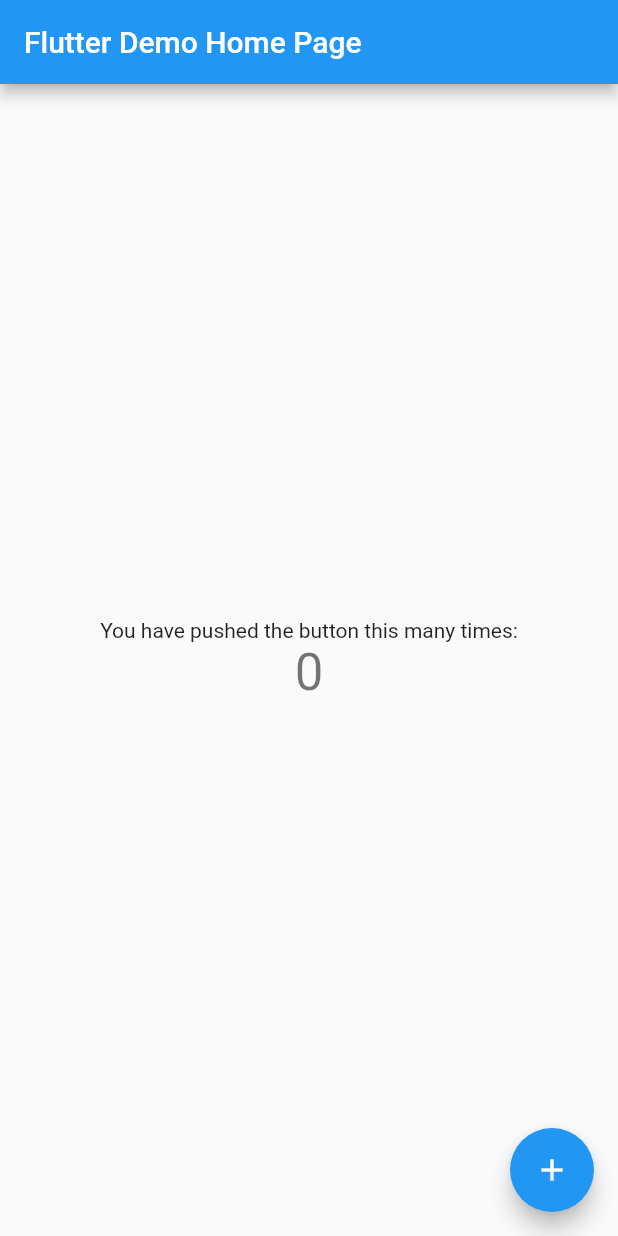
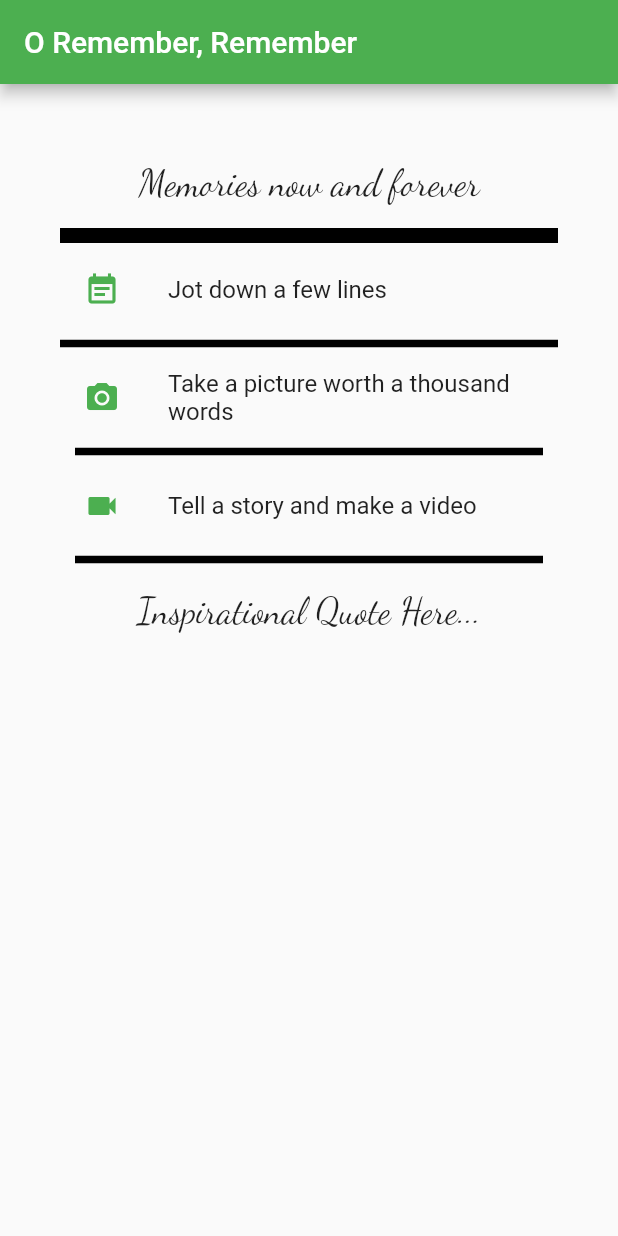
Before and after one commit to chelsialiu/journalfy, a Flutter app: the screen it shows after launch, on a phone screen of 412 x 824 dp. Run offline on Flutter 3.47's test engine with Material 2 defaults, Android fonts, the phone set to English and light mode, and no system bars; our stand-ins replace google_fonts.

Commit message:
Created homepage template with styles and layout

```diff
--- a/lib/main.dart
+++ b/lib/main.dart
@@ -1,4 +1,5 @@
 import 'package:flutter/material.dart';
+import 'package:google_fonts/google_fonts.dart';
 
 void main() => runApp(MyApp());
 
@@ -18,9 +19,9 @@ class MyApp extends StatelessWidget {
         // or simply save your changes to "hot reload" in a Flutter IDE).
         // Notice that the counter didn't reset back to zero; the application
         // is not restarted.
-        primarySwatch: Colors.blue,
+        primarySwatch: Colors.green, // Figure out how to change color to RGBA (107,164,16,1)
       ),
-      home: MyHomePage(title: 'Flutter Demo Home Page'),
+      home: MyHomePage(title: 'O Remember, Remember'),
     );
   }
 }
@@ -44,18 +45,6 @@ class MyHomePage extends StatefulWidget {
 }
 
 class _MyHomePageState extends State<MyHomePage> {
-  int _counter = 0;
-
-  void _incrementCounter() {
-    setState(() {
-      // This call to setState tells the Flutter framework that something has
-      // changed in this State, which causes it to rerun the build method below
-      // so that the display can reflect the updated values. If we changed
-      // _counter without calling setState(), then the build method would not be
-      // called again, and so nothing would appear to happen.
-      _counter++;
-    });
-  }
 
   @override
   Widget build(BuildContext context) {
@@ -71,41 +60,54 @@ class _MyHomePageState extends State<MyHomePage> {
         // the App.build method, and use it to set our appbar title.
         title: Text(widget.title),
       ),
-      body: Center(
-        // Center is a layout widget. It takes a single child and positions it
-        // in the middle of the parent.
-        child: Column(
-          // Column is also a layout widget. It takes a list of children and
-          // arranges them vertically. By default, it sizes itself to fit its
-          // children horizontally, and tries to be as tall as its parent.
-          //
-          // Invoke "debug painting" (press "p" in the console, choose the
-          // "Toggle Debug Paint" action from the Flutter Inspector in Android
-          // Studio, or the "Toggle Debug Paint" command in Visual Studio Code)
-          // to see the wireframe for each widget.
-          //
-          // Column has various properties to control how it sizes itself and
-          // how it positions its children. Here we use mainAxisAlignment to
-          // center the children vertically; the main axis here is the vertical
-          // axis because Columns are vertical (the cross axis would be
-          // horizontal).
-          mainAxisAlignment: MainAxisAlignment.center,
+      body: Container(
+        padding: const EdgeInsets.all(40.0),
+        child: ListView(
             children: <Widget>[
-            Text(
-              'You have pushed the button this many times:',
+              Padding(
+                padding: const EdgeInsets.all(12.0),
+                child: Center(
+                  child: Text('Memories now and forever',
+                  style: GoogleFonts.dancingScript(
+                    textStyle: TextStyle(fontSize: 24.0),
                   ),
-            Text(
-              '$_counter',
-              style: Theme.of(context).textTheme.display1,
+                  ),
+                ),
+              ),
+              Divider(color: Colors.black, indent: 0, endIndent: 0, thickness: 10, ),
+              ListTile(
+                leading: Icon(Icons.event_note, color: Colors.green),
+                title: Text('Jot down a few lines'),
+              ),
+              Divider(color: Colors.black, thickness: 5, ),
+              ListTile(
+                leading: Icon(Icons.camera_alt, color: Colors.green),
+                title: Text('Take a picture worth a thousand words'),
+              ),
+              Divider(color: Colors.black, indent: 10, endIndent: 10, thickness: 5, ),
+              ListTile(
+                leading: Icon(Icons.videocam, color: Colors.green),
+                title: Text('Tell a story and make a video'),
+              ),
+              Divider(color: Colors.black, indent: 10, endIndent: 10, thickness: 5, ),
+              Padding(
+                padding: const EdgeInsets.all(12.0),
+                child: Center(
+                  child: Text('Inspirational Quote Here...',
+                  style: GoogleFonts.dancingScript(
+                    textStyle: TextStyle(fontSize: 24.0),
+                  ),
+                  ),
+                ),
               ),
             ],
           ),
       ),
-      floatingActionButton: FloatingActionButton(
-        onPressed: _incrementCounter,
-        tooltip: 'Increment',
-        child: Icon(Icons.add),
-      ), // This trailing comma makes auto-formatting nicer for build methods.
       );
+      // floatingActionButton: FloatingActionButton(
+      //   onPressed: _incrementCounter,
+      //   tooltip: 'Increment',
+      //   child: Icon(Icons.add),
+      // ), // This trailing comma makes auto-formatting nicer for build methods.
   }
 }
--- a/pubspec.yaml
+++ b/pubspec.yaml
@@ -23,6 +23,7 @@ dependencies:
   # The following adds the Cupertino Icons font to your application.
   # Use with the CupertinoIcons class for iOS style icons.
   cupertino_icons: ^0.1.2
+  google_fonts:
 
 dev_dependencies:
   flutter_test:
```
Also changed, not shown: pubspec.lock. Lines whose indentation alone changed are shown as unchanged.
